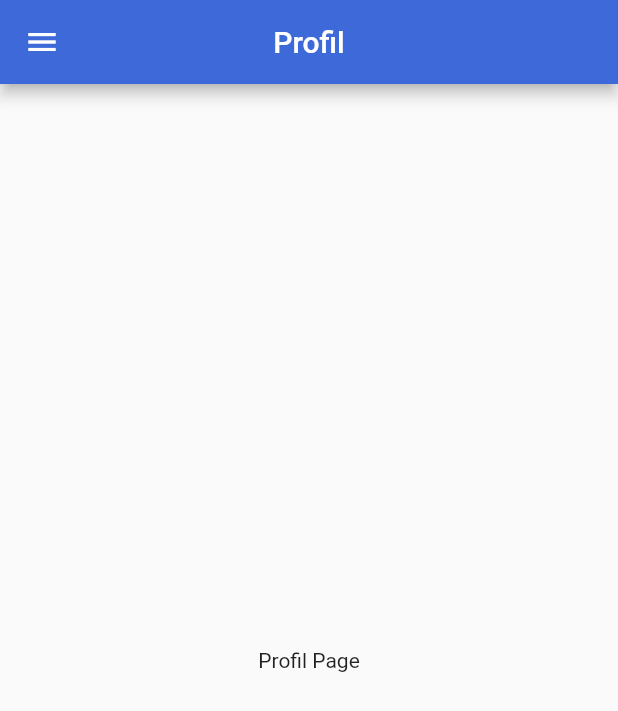
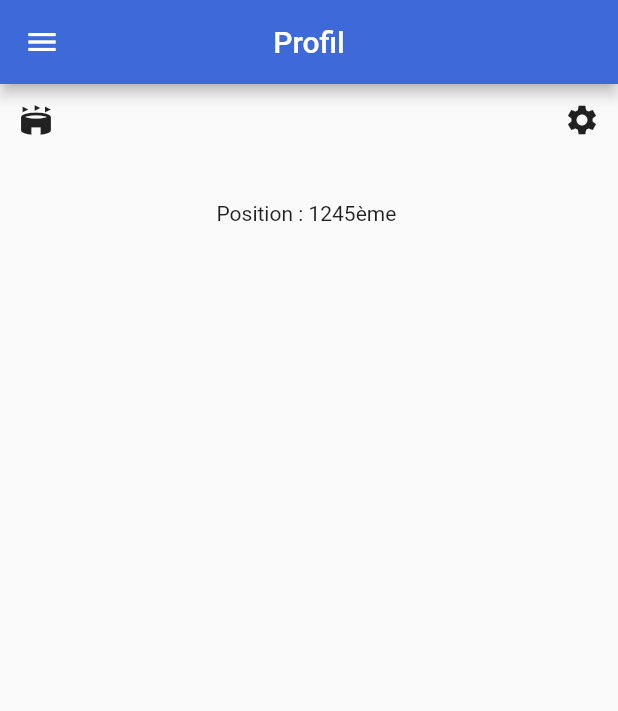
Before and after one commit to Dopey990/GreenBoost, a Flutter app: the ProfilPage screen opened directly, on a phone screen of 412 x 824 dp. Shown: the top 711 px of the screen. Run offline on Flutter 3.47's test engine with Material 2 defaults, Android fonts, the phone set to English and light mode, and no system bars; missing offline and left inert: flutter_titled_container.

Commit message:
modif menu + profilpage

```diff
--- a/mobile/lib/profilPage.dart
+++ b/mobile/lib/profilPage.dart
@@ -11,8 +11,43 @@ class ProfilPage extends StatelessWidget {
         title: Text('Profil'),
       ),
       drawer: Menu(),
-      body: Center(
-        child: Text('Profil Page'),
+      body: SingleChildScrollView(
+        child : Column (
+          //icon of parameters on right and icon of podium on left
+          children: [
+            Row(
+              mainAxisAlignment: MainAxisAlignment.spaceBetween,
+              children: [
+                IconButton(
+                  onPressed: () {
+                    Navigator.of(context).pushNamed("/advices");
+                  },
+                  icon: const Icon(Icons.stadium),
+                ),
+                IconButton(
+                  onPressed: () {
+                    Navigator.of(context).pushNamed("/advices");
+                  },
+                  icon: const Icon(Icons.settings),
+                ),
+              ],
+            ),
+            //container with 4 padding displaying the user's name and score
+            Container(
+              padding: EdgeInsets.all(20),
+              child: Column(
+                children : <Widget>[
+                  const Padding(
+                    padding: const EdgeInsets.only(left:15.0,right: 15.0,top:10,bottom: 0),
+                    //padding: EdgeInsets.symmetric(horizontal: 15),
+                    child: //display informations about user in a box with round border
+                      Text('Position : 1245ème '),
+                  ),
+                ]
+            ),
+            )
+          ]
+        )
       ),
     );
   }
--- a/mobile/pubspec.yaml
+++ b/mobile/pubspec.yaml
@@ -63,6 +63,7 @@ flutter:
   # To add assets to your application, add an assets section, like this:
   assets:
      - assets/img/GreenBoost-Full-Logo.png
+     - assets/home/eau-vert.png
 
   # An image asset can refer to one or more resolution-specific "variants", see
   # https://flutter.dev/assets-and-images/#resolution-aware
```
Also changed, not shown: mobile/lib/components/menu.dart (+8 -3 lines), mobile/lib/homePage.dart (+9 -9 lines).
